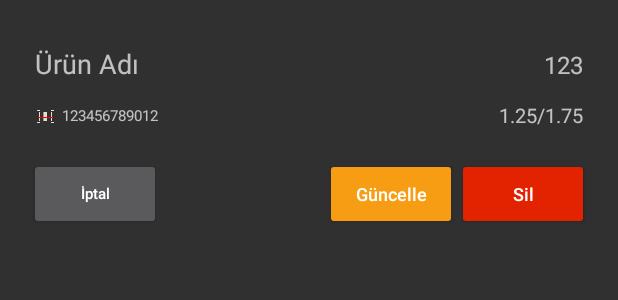
After one commit to mertcansegmen/stoktakip, an Android app: the layout dialog_urunbilgisi.xml on its own in the app's theme, with its tools: preview values and no code run, on a phone screen of 412 x 824 dp. The commit adds this screen. Shown: the top 300 px of the screen. Run offline under Robolectric (Android 15) with nearby library versions, the phone set to English and light mode, and no system bars.

Commit message:
Ürün bilgilerini gösteren custom dialog tamamlandı

```diff
--- a/app/src/main/java/com/example/mert/stoktakip/models/VeritabaniIslemleri.java
+++ b/app/src/main/java/com/example/mert/stoktakip/models/VeritabaniIslemleri.java
@@ -217,10 +217,10 @@ public class VeritabaniIslemleri extends SQLiteOpenHelper {
         return degisenSatir;
     }
 
-    public void urunSil(Urun urun){
+    public void urunSil(String barkod){
         SQLiteDatabase db = this.getWritableDatabase();
 
-        db.delete(TABLO_URUN, SUTUN_URUN_ID + " = ?", new String[]{String.valueOf(urun.getBarkodNo())});
+        db.delete(TABLO_URUN, SUTUN_URUN_ID + " = ?", new String[]{String.valueOf(barkod)});
         db.close();
     }
 
--- /dev/null
+++ b/app/src/main/res/layout/dialog_urunbilgisi.xml
@@ -0,0 +1,143 @@
+<?xml version="1.0" encoding="utf-8"?>
+<RelativeLayout xmlns:android="http://schemas.android.com/apk/res/android"
+    xmlns:app="http://schemas.android.com/apk/res-auto"
+    android:layout_width="match_parent"
+    android:layout_height="match_parent"
+    android:orientation="vertical"
+    android:paddingTop="20dp"
+    android:paddingBottom="20dp"
+    android:backgroundTint="@color/dialogArkaplan">
+
+    <LinearLayout
+        android:layout_width="wrap_content"
+        android:layout_height="wrap_content"
+
+        android:layout_alignParentStart="true"
+        android:layout_alignParentLeft="true"
+
+        android:layout_marginStart="19dp"
+        android:layout_marginLeft="19dp"
+        android:layout_marginTop="10dp"
+        android:layout_marginEnd="10dp"
+        android:layout_marginRight="10dp"
+        android:layout_marginBottom="10dp"
+
+        android:orientation="vertical">
+
+        <TextView
+            android:id="@+id/urun_adi"
+            android:layout_width="wrap_content"
+            android:layout_height="wrap_content"
+
+            android:layout_marginStart="4dp"
+            android:layout_marginLeft="0dp"
+
+            android:text="@string/urunadi"
+            android:textSize="18sp" />
+
+        <LinearLayout
+            android:layout_width="wrap_content"
+            android:layout_height="wrap_content"
+
+            android:orientation="horizontal"
+            android:paddingTop="15dp">
+
+            <ImageView
+                android:id="@+id/img_barkod"
+                android:layout_width="22dp"
+                android:layout_height="match_parent"
+
+                android:layout_marginTop="1dp"
+                android:layout_weight="1"
+
+                app:srcCompat="@drawable/brwhitered" />
+
+            <TextView
+                android:id="@+id/barkod_no"
+                android:layout_width="wrap_content"
+                android:layout_height="wrap_content"
+
+                android:text="@string/ornekbarkod"
+                android:textSize="10sp" />
+        </LinearLayout>
+
+    </LinearLayout>
+
+    <LinearLayout
+        android:layout_width="wrap_content"
+        android:layout_height="wrap_content"
+
+        android:layout_alignParentEnd="true"
+        android:layout_alignParentRight="true"
+
+        android:layout_marginTop="10dp"
+        android:layout_marginEnd="23dp"
+        android:layout_marginRight="23dp"
+        android:layout_marginBottom="10dp"
+
+        android:orientation="vertical">
+
+        <TextView
+            android:id="@+id/urun_adeti"
+            android:layout_width="match_parent"
+            android:layout_height="wrap_content"
+
+            android:gravity="end"
+
+            android:paddingTop="2dp"
+            android:text="@string/ornekstokadet"
+            android:textSize="16sp" />
+
+        <TextView
+            android:id="@+id/alis_satis_fiyati"
+            android:layout_width="match_parent"
+            android:layout_height="wrap_content"
+
+            android:gravity="end"
+
+            android:paddingTop="13dp"
+            android:text="@string/ornekfiyat"
+            android:textSize="13sp" />
+    </LinearLayout>
+
+    <Button
+        android:id="@+id/btn_iptal"
+        android:layout_width="wrap_content"
+        android:layout_height="wrap_content"
+        android:layout_marginStart="19dp"
+        android:layout_marginLeft="19dp"
+        android:layout_marginTop="85dp"
+        android:text="@string/iptal"
+        android:textAllCaps="false"
+        android:textSize="10sp" />
+
+    <LinearLayout
+        android:layout_width="wrap_content"
+        android:layout_height="wrap_content"
+        android:layout_alignParentEnd="true"
+        android:layout_alignParentRight="true"
+        android:layout_marginTop="85dp"
+        android:layout_marginEnd="19dp"
+        android:layout_marginRight="19dp"
+        android:orientation="horizontal">
+
+        <Button
+            android:id="@+id/btn_guncelle"
+            android:layout_width="wrap_content"
+            android:layout_height="wrap_content"
+            android:backgroundTint="@color/guncelleButon"
+            android:text="@string/stokguncelle"
+            android:textAllCaps="false"
+            android:textSize="12sp" />
+
+        <Button
+            android:id="@+id/btn_sil"
+            android:layout_width="wrap_content"
+            android:layout_height="wrap_content"
+            android:backgroundTint="@color/silButon"
+            android:text="@string/stoksil"
+            android:textAllCaps="false"
+            android:textSize="12sp" />
+    </LinearLayout>
+
+</RelativeLayout>
--- a/app/src/main/res/values/colors.xml
+++ b/app/src/main/res/values/colors.xml
@@ -7,4 +7,7 @@
     <color name="dividerArkaplan">#1AFFFFFF</color>
     <color name="listeArkaplan">#3D3D3D</color>
     <color name="sepetArkaplan">#292929</color>
+    <color name="silButon">#e32200</color>
+    <color name="guncelleButon">#f69d13</color>
+    <color name="dialogArkaplan">#4D4D4D</color>
 </resources>
--- a/app/src/main/res/values/strings.xml
+++ b/app/src/main/res/values/strings.xml
@@ -40,6 +40,11 @@
     <string name="ornekstokadet">123</string>
     <string name="ornekfiyat">1.25/1.75</string>
 
+
+    <string name="stoksil">Sil</string>
+    <string name="stokguncelle">Güncelle</string>
+    <string name="iptal">İptal</string>
+
     <string-array name="sayilar">
         <item>1</item>
         <item>2</item>
```
Also changed, not shown: app/src/main/java/com/example/mert/stoktakip/fragments/StokListesiFragment.java (+20 -0 lines), app/src/main/java/com/example/mert/stoktakip/utils/UrunBilgileriDialog.java (added, +81 -0 lines).
